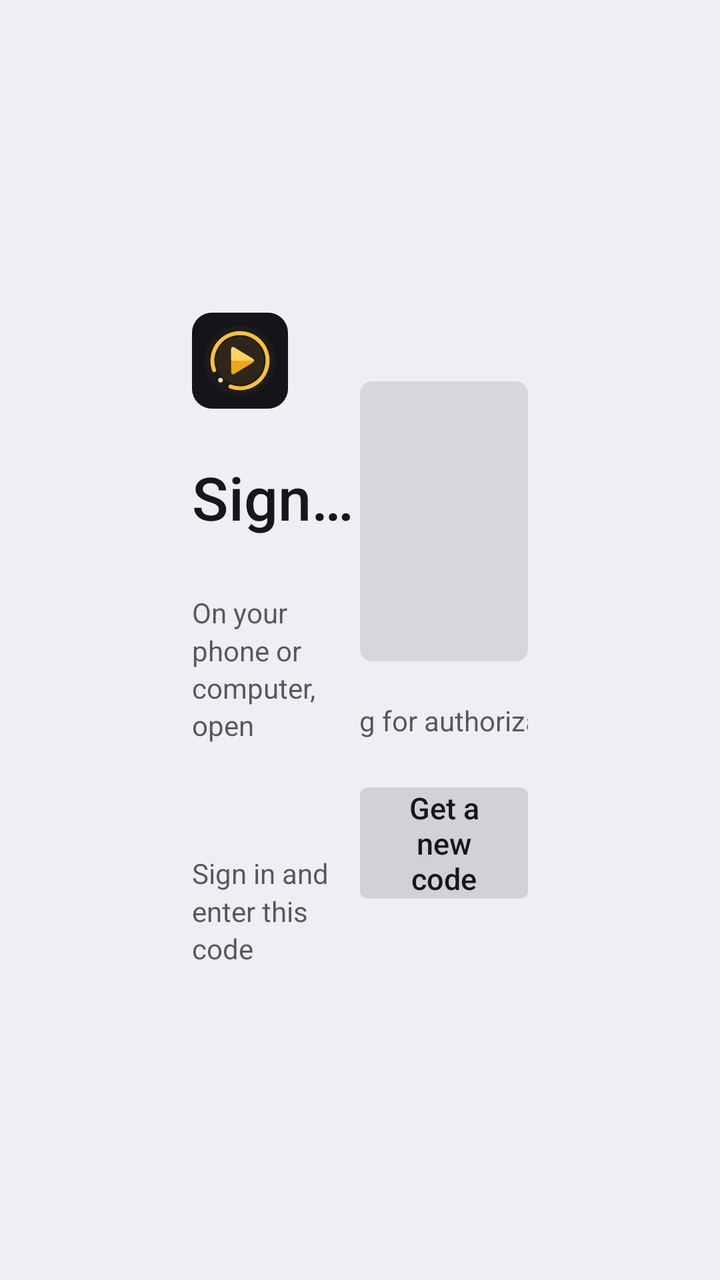
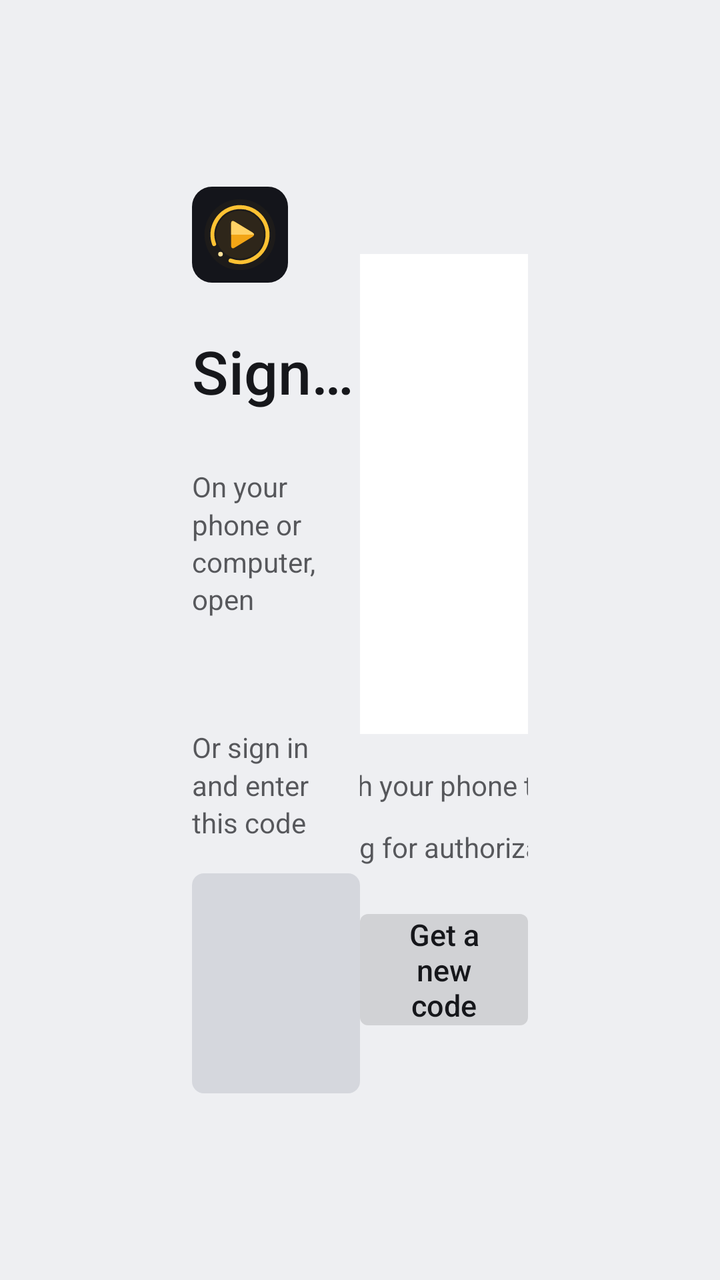

An Android layout rendered at two revisions. The XML below is the earlier revision; the diff shows what the commit changed to produce the second picture.
<!-- AndroidManifest.xml: application theme Theme.Lumy -->
<!-- res/layout/activity_login.xml -->
<?xml version="1.0" encoding="utf-8"?>
<LinearLayout xmlns:android="http://schemas.android.com/apk/res/android"
    android:layout_width="match_parent"
    android:layout_height="match_parent"
    android:gravity="center_vertical"
    android:orientation="horizontal"
    android:paddingStart="96dp"
    android:paddingEnd="96dp">

    <LinearLayout
        android:layout_width="0dp"
        android:layout_height="wrap_content"
        android:layout_weight="1"
        android:orientation="vertical">

        <ImageView
            android:layout_width="48dp"
            android:layout_height="48dp"
            android:importantForAccessibility="no"
            android:src="@drawable/ic_launcher" />

        <TextView
            style="@style/Text.Hero"
            android:layout_width="wrap_content"
            android:layout_height="wrap_content"
            android:layout_marginTop="24dp"
            android:text="@string/login_title" />

        <TextView
            style="@style/Text.Body"
            android:layout_width="wrap_content"
            android:layout_height="wrap_content"
            android:layout_marginTop="28dp"
            android:text="@string/login_step1" />

        <TextView
            android:id="@+id/link"
            android:layout_width="wrap_content"
            android:layout_height="wrap_content"
            android:layout_marginTop="4dp"
            android:fontFamily="sans-serif-medium"
            android:textColor="@color/accent"
            android:textSize="26sp" />

        <TextView
            style="@style/Text.Body"
            android:layout_width="wrap_content"
            android:layout_height="wrap_content"
            android:layout_marginTop="16dp"
            android:text="@string/login_step2" />
    </LinearLayout>

    <LinearLayout
        android:layout_width="0dp"
        android:layout_height="wrap_content"
        android:layout_weight="1"
        android:gravity="center_horizontal"
        android:orientation="vertical">

        <FrameLayout
            android:layout_width="wrap_content"
            android:layout_height="wrap_content"
            android:background="@drawable/card_placeholder"
            android:minWidth="320dp"
            android:minHeight="140dp"
            android:paddingStart="40dp"
            android:paddingEnd="40dp">

            <TextView
                android:id="@+id/code"
                android:layout_width="wrap_content"
                android:layout_height="wrap_content"
                android:layout_gravity="center"
                android:fontFamily="monospace"
                android:letterSpacing="0.35"
                android:textColor="@color/text_primary"
                android:textSize="64sp"
                android:textStyle="bold" />

            <ProgressBar
                android:id="@+id/code_progress"
                android:layout_width="40dp"
                android:layout_height="40dp"
                android:layout_gravity="center"
                android:indeterminateTint="@color/accent" />
        </FrameLayout>

        <TextView
            android:id="@+id/status"
            style="@style/Text.Body"
            android:layout_width="320dp"
            android:layout_height="wrap_content"
            android:layout_marginTop="20dp"
            android:gravity="center"
            android:text="@string/login_waiting" />

        <TextView
            android:id="@+id/refresh"
            style="@style/Button.Lumy"
            android:layout_width="wrap_content"
            android:layout_height="wrap_content"
            android:layout_marginTop="24dp"
            android:text="@string/login_refresh" />
    </LinearLayout>
</LinearLayout>
<!-- resources referenced by this layout -->
<resources>
  <color name="accent">#FFC98A00</color>
  <color name="text_primary">#FF16171B</color>
  <!-- drawable card_placeholder (drawable) -->
  <?xml version="1.0" encoding="utf-8"?>
  <shape xmlns:android="http://schemas.android.com/apk/res/android">
      <solid android:color="@color/placeholder" />
      <corners android:radius="@dimen/card_radius" />
  </shape>
  <!-- drawable ic_launcher (drawable) -->
  <?xml version="1.0" encoding="utf-8"?>
  <layer-list xmlns:android="http://schemas.android.com/apk/res/android">
      <item>
          <shape>
              <size android:width="48dp" android:height="48dp" />
              <corners android:radius="10dp" />
              <solid android:color="@color/launcher_background" />
          </shape>
      </item>
      <item android:drawable="@drawable/ic_lumy_mark" />
  </layer-list>
  <string name="login_refresh">Get a new code</string>
  <string name="login_step1">On your phone or computer, open</string>
  <string name="login_step2">Sign in and enter this code</string>
  <string name="login_title">Sign in to Plex</string>
  <string name="login_waiting">Waiting for authorization…</string>
  <style name="Button.Lumy" parent="">
          <item name="android:background">@drawable/button_bg</item>
          <item name="android:textColor">@color/button_text</item>
          <item name="android:textSize">15sp</item>
          <item name="android:fontFamily">sans-serif-medium</item>
          <item name="android:paddingStart">24dp</item>
          <item name="android:paddingEnd">24dp</item>
          <item name="android:minHeight">40dp</item>
          <item name="android:gravity">center</item>
          <item name="android:focusable">true</item>
          <item name="android:stateListAnimator">@null</item>
          <item name="android:textAllCaps">false</item>
      </style>
  <style name="Text.Body" parent="">
          <item name="android:textColor">@color/text_secondary</item>
          <item name="android:textSize">14sp</item>
          <item name="android:lineSpacingMultiplier">1.15</item>
      </style>
  <style name="Text.Hero" parent="">
          <item name="android:textColor">@color/text_primary</item>
          <item name="android:textSize">30sp</item>
          <item name="android:fontFamily">sans-serif-medium</item>
          <item name="android:maxLines">1</item>
          <item name="android:ellipsize">end</item>
      </style>
  <style name="Theme.Lumy" parent="android:Theme.Material.NoActionBar">
          <item name="android:windowBackground">@color/bg</item>
          <item name="android:colorAccent">@color/accent</item>
          <item name="android:colorPrimary">@color/bg</item>
          <item name="android:colorPrimaryDark">@color/bg</item>
          <item name="android:textColorPrimary">@color/text_primary</item>
          <item name="android:textColorSecondary">@color/text_secondary</item>
          <item name="android:windowContentTransitions">false</item>
      </style>
  <color name="placeholder">#FFD5D7DD</color>
  <dimen name="card_radius">6dp</dimen>
  <color name="launcher_background">#FF14151B</color>
  <!-- drawable button_bg (drawable) -->
  <?xml version="1.0" encoding="utf-8"?>
  <selector xmlns:android="http://schemas.android.com/apk/res/android">
      <item android:state_focused="true">
          <shape><solid android:color="@color/accent" /><corners android:radius="4dp" /></shape>
      </item>
      <item>
          <shape><solid android:color="@color/fill_strong" /><corners android:radius="4dp" /></shape>
      </item>
  </selector>
  <color name="text_secondary">#B316171B</color>
  <color name="bg">#FFEEEFF2</color>
  <color name="fill_strong">#1F000000</color>
  <!-- unchanged entries left out for length: 1 -->
</resources>

<!-- the commit's change to res/layout/activity_login.xml (unified diff, before → after) -->
@@ -48,21 +48,14 @@
             android:layout_height="wrap_content"
             android:layout_marginTop="16dp"
             android:text="@string/login_step2" />
-    </LinearLayout>
-
-    <LinearLayout
-        android:layout_width="0dp"
-        android:layout_height="wrap_content"
-        android:layout_weight="1"
-        android:gravity="center_horizontal"
-        android:orientation="vertical">
 
         <FrameLayout
             android:layout_width="wrap_content"
             android:layout_height="wrap_content"
+            android:layout_marginTop="16dp"
             android:background="@drawable/card_placeholder"
-            android:minWidth="320dp"
-            android:minHeight="140dp"
+            android:minWidth="280dp"
+            android:minHeight="110dp"
             android:paddingStart="40dp"
             android:paddingEnd="40dp">
 
@@ -74,7 +67,7 @@
                 android:fontFamily="monospace"
                 android:letterSpacing="0.35"
                 android:textColor="@color/text_primary"
-                android:textSize="64sp"
+                android:textSize="52sp"
                 android:textStyle="bold" />
 
             <ProgressBar
@@ -84,13 +77,36 @@
                 android:layout_gravity="center"
                 android:indeterminateTint="@color/accent" />
         </FrameLayout>
+    </LinearLayout>
+
+    <LinearLayout
+        android:layout_width="0dp"
+        android:layout_height="wrap_content"
+        android:layout_weight="1"
+        android:gravity="center_horizontal"
+        android:orientation="vertical">
+
+        <ImageView
+            android:id="@+id/qr"
+            android:layout_width="240dp"
+            android:layout_height="240dp"
+            android:background="#FFFFFF"
+            android:importantForAccessibility="no" />
+
+        <TextView
+            style="@style/Text.Body"
+            android:layout_width="320dp"
+            android:layout_height="wrap_content"
+            android:layout_marginTop="16dp"
+            android:gravity="center"
+            android:text="@string/login_scan" />
 
         <TextView
             android:id="@+id/status"
             style="@style/Text.Body"
             android:layout_width="320dp"
             android:layout_height="wrap_content"
-            android:layout_marginTop="20dp"
+            android:layout_marginTop="12dp"
             android:gravity="center"
             android:text="@string/login_waiting" />
 
<!-- resource entries referenced after the edit -->
@@ -21,8 +21,9 @@
       <item android:drawable="@drawable/ic_lumy_mark" />
   </layer-list>
   <string name="login_refresh">Get a new code</string>
+  <string name="login_scan">Scan with your phone to sign in</string>
   <string name="login_step1">On your phone or computer, open</string>
-  <string name="login_step2">Sign in and enter this code</string>
+  <string name="login_step2">Or sign in and enter this code</string>
   <string name="login_title">Sign in to Plex</string>
   <string name="login_waiting">Waiting for authorization…</string>
   <style name="Button.Lumy" parent="">
